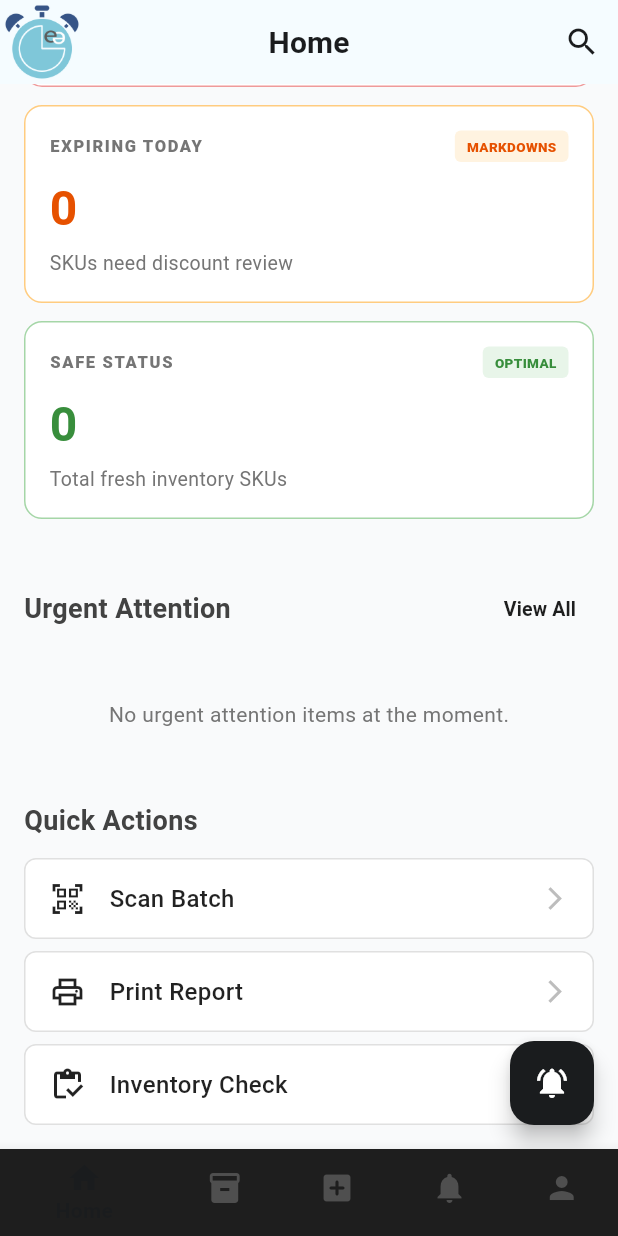
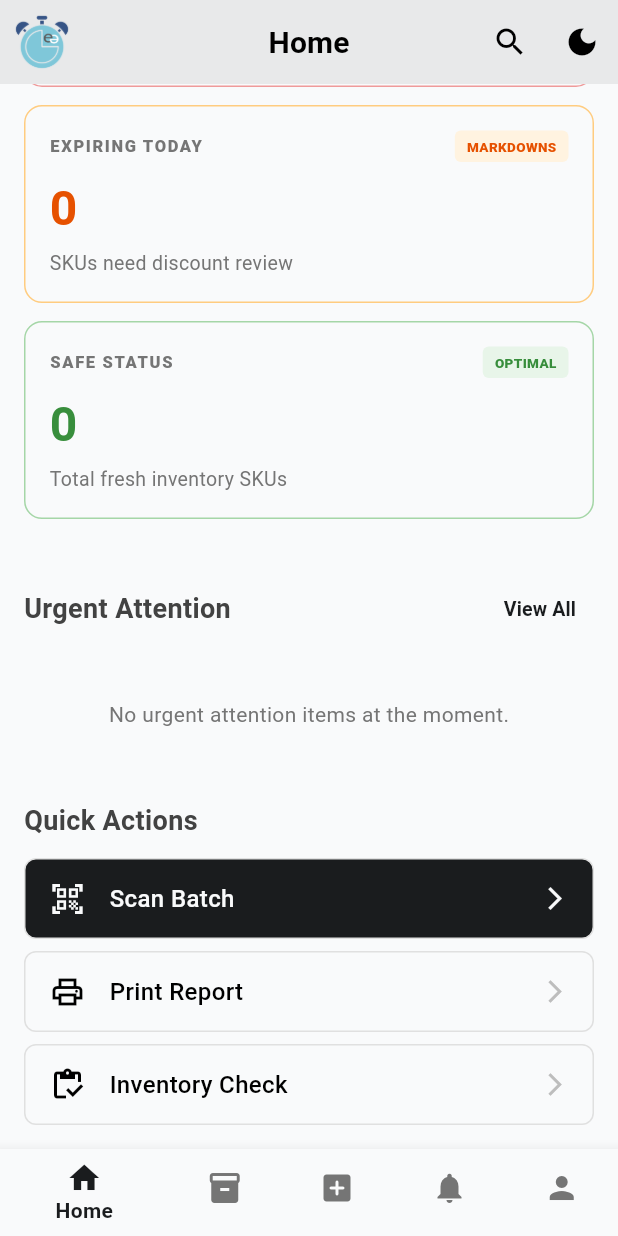
Before and after one commit to isthiyaquekb/easy-expire, a Flutter app: the Dashboard screen opened by its route, scrolled down 240 dp, after a tap on the "search" icon, on a phone screen of 412 x 824 dp. Run offline on Flutter 3.47's test engine with Material 3 defaults, Android fonts, the phone set to English and light mode, and no system bars; drawn by our look-alikes of toastification; our stand-ins replace audioplayers, cloud_firestore, firebase_auth, firebase_core, flutter_local_notifications, flutter_svg and 6 more; missing offline and left inert: in_app_update, workmanager; accounts and stored records are empty; generated files the repository leaves out were written again; Roboto replaces fonts that are missing (Poppins).

Commit message:
theme switch done

```diff
--- /dev/null
+++ b/lib/core/theme/theme_view_model.dart
@@ -0,0 +1,17 @@
+// file: lib/core/theme/theme_view_model.dart
+import 'package:flutter/material.dart';
+
+class ThemeViewModel extends ChangeNotifier {
+  ThemeMode _themeMode = ThemeMode.system;
+
+  ThemeMode get themeMode => _themeMode;
+
+  void toggleTheme() {
+    if (_themeMode == ThemeMode.dark) {
+      _themeMode = ThemeMode.light;
+    } else {
+      _themeMode = ThemeMode.dark;
+    }
+    notifyListeners();
+  }
+}
--- a/lib/feature/dashboard/view/dashboard.dart
+++ b/lib/feature/dashboard/view/dashboard.dart
@@ -21,6 +21,7 @@ class Dashboard extends StatelessWidget {
   @override
   Widget build(BuildContext context) {
     return Scaffold(
+      backgroundColor: Theme.of(context).scaffoldBackgroundColor,
       body: Consumer<DashboardProvider>(builder: (context, provider, child) => IndexedStack(
         index: provider.currentIndex,
         children: [
@@ -33,9 +34,13 @@ class Dashboard extends StatelessWidget {
       ),),
       bottomNavigationBar: Consumer<DashboardProvider>(builder: (context, dashboardViewModel, child) {
         return BottomNavigationBar(
-          selectedItemColor: AppColors.primary,
+          selectedItemColor: Theme.of(context).colorScheme.primary,
           selectedLabelStyle: const TextStyle(fontWeight: FontWeight.w600),
-          unselectedItemColor: AppColors.bottomNavInactiveIcon,
+          unselectedItemColor: Theme.of(context).brightness == Brightness.light
+        ? Colors.grey.shade600
+          : Colors.grey.shade400,
+
+          backgroundColor: Theme.of(context).colorScheme.surface,
           items:
           [
             BottomNavigationBarItem(icon: Icon(Icons.home),label: 'Home'),
--- a/lib/feature/home/view/home_page.dart
+++ b/lib/feature/home/view/home_page.dart
@@ -1,5 +1,6 @@
 import 'package:easyexpire/core/constant/app_assets.dart';
 import 'package:easyexpire/core/constant/app_colors.dart';
+import 'package:easyexpire/core/theme/theme_view_model.dart';
 import 'package:easyexpire/feature/home/viewmodel/home_viewmodel.dart';
 import 'package:easyexpire/feature/notification/viewmodel/notification_viewmodel.dart';
 import 'package:easyexpire/utils/Formatter/app_date_formatter.dart';
@@ -26,20 +27,31 @@ class HomePage extends StatelessWidget {
     });
 
     return Scaffold(
-      backgroundColor: AppColors.scaffoldBackground,
+      backgroundColor: Theme.of(context).scaffoldBackgroundColor,
       // appBar: CommonAppBar(title: "Home", isBack: false),
         appBar: CommonAppBar(
           title: "Home",
           isBack: false, // Default false, but can be true if navigated to
-          leading: Image(image: AssetImage(AppAssets.appLogo)),
+          leading: Padding(
+            padding: const EdgeInsets.all(8.0),
+            child: Image(image: AssetImage(AppAssets.appLogo),),
+          ),
           actions: [
             IconButton(
-              icon: const Icon(Icons.search, color: AppColors.primary),
+              icon: Icon(Icons.search, color: Theme.of(context).colorScheme.onSurface),
               onPressed: () {
                 // TODO: Implement search functionality for notifications
                 print("Search notifications tapped!");
               },
             ),
+            Consumer<ThemeViewModel>(builder: (context, themeProvider, child) => IconButton(
+              icon: Icon(Theme.of(context).brightness == Brightness.dark
+    ? Icons.light_mode
+        : Icons.dark_mode, color: Theme.of(context).colorScheme.onSurface),
+              onPressed: () {
+                Provider.of<ThemeViewModel>(context, listen: false).toggleTheme();
+              },
+            ),)
           ],
          ),
       body: Consumer<HomeViewModel>(
@@ -94,9 +106,12 @@ class HomePage extends StatelessWidget {
                     count: expiredItems.length.toString(),
                     subtitle: "SKUs to pull immediately",
                     badgeText: "Action Required",
-                    badgeBgColor: const Color(0xFFFEE8E6), // Light red
-                    badgeTextColor: const Color(0xFFD32F2F), // Darker red
-                    borderColor: const Color(0xFFEF9A9A), // Red border
+                    // badgeBgColor: const Color(0xFFFEE8E6), // Light red
+                    // badgeTextColor: const Color(0xFFD32F2F), // Darker red
+                    // borderColor: const Color(0xFFEF9A9A), // Red border
+                    badgeBgColor: Theme.of(context).brightness == Brightness.dark ? Colors.red.shade900.withOpacity(0.3) : const Color(0xFFFEE8E6),
+                    badgeTextColor: Theme.of(context).brightness == Brightness.dark ? Colors.red.shade200 : const Color(0xFFD32F2F),
+                    borderColor: Theme.of(context).brightness == Brightness.dark ? Colors.red.shade800 : const Color(0xFFEF9A9A),
                   ),
 
                   // Expiring Today Card
@@ -165,7 +180,17 @@ class HomePage extends StatelessWidget {
                     )
                   else
                   // Limit to 3-5 items for the dashboard preview
-                    Column(
+                    Container(
+                      decoration: BoxDecoration(
+                        borderRadius: BorderRadius.only(
+                          topLeft: Radius.circular(12),
+                          topRight: Radius.circular(12),
+                          bottomLeft: Radius.circular(12),
+                          bottomRight: Radius.circular(12),
+                        ),
+                        border: Border.all(color: AppColors.borderColor)
+                      ),
+                      child: Column(
                         children: urgentAttentionItems
                             .take(5) // Display top 5 urgent items
                             .map((product) => UrgentAttentionTile(
@@ -173,8 +198,11 @@ class HomePage extends StatelessWidget {
                           subtitle: product.batchNo ?? 'N/A', // Prioritize batchNo, then location
                           daysLeft: product.daysLeft ?? 0,
                           quantity: product.quantity ?? 0,
+                          itemLength: urgentAttentionItems.length,
+                          index: urgentAttentionItems.indexOf(product),
                         ))
                             .toList(),
+                      ),
                     ),
                   const SizedBox(height: 24),
 
@@ -189,16 +217,22 @@ class HomePage extends StatelessWidget {
                   ),
                   const SizedBox(height: 12),
                   _buildQuickActionButton(
+                    context,
+                    Theme.of(context).brightness,
                       Icons.qr_code_scanner_outlined, "Scan Batch", () {
                     // TODO: Implement scan batch action
                   }),
                   const SizedBox(height: 8),
                   _buildQuickActionButton(
+                    context,
+                      Theme.of(context).brightness,
                       Icons.print_outlined, "Print Report", () {
                     // TODO: Implement print report action
                   }),
                   const SizedBox(height: 8),
                   _buildQuickActionButton(
+                    context,
+                      Theme.of(context).brightness,
                       Icons.inventory_outlined, "Inventory Check", () {
                     // TODO: Implement inventory check action
                   }),
@@ -437,20 +471,21 @@ class HomePage extends StatelessWidget {
       //     ],
       //   ),
       // ),
-      floatingActionButton: FloatingActionButton(
-        tooltip: 'Test Notification',
-        backgroundColor: AppColors.primary,
-        child: const Icon(Icons.notifications_active, color: Colors.white),
-        onPressed: () {
-          Provider.of<HomeViewModel>(
-            context,
-            listen: false,
-          ).triggerTestNotification();
-          ScaffoldMessenger.of(context).showSnackBar(
-            const SnackBar(content: Text('Test notification triggered!')),
-          );
-        },
-      ),
+
+      // floatingActionButton: FloatingActionButton(
+      //   tooltip: 'Test Notification',
+      //   backgroundColor: AppColors.primary,
+      //   child: const Icon(Icons.notifications_active, color: Colors.white),
+      //   onPressed: () {
+      //     Provider.of<HomeViewModel>(
+      //       context,
+      //       listen: false,
+      //     ).triggerTestNotification();
+      //     ScaffoldMessenger.of(context).showSnackBar(
+      //       const SnackBar(content: Text('Test notification triggered!')),
+      //     );
+      //   },
+      // ),
     );
   }
 
@@ -466,31 +501,32 @@ class HomePage extends StatelessWidget {
   }
 
   Widget _buildQuickActionButton(
-      IconData icon, String text, VoidCallback onPressed) {
+      BuildContext context,
+  Brightness? isDark, IconData icon, String text, VoidCallback onPressed) {
     return InkWell(
       onTap: onPressed,
       borderRadius: BorderRadius.circular(8),
       child: Container(
         padding: const EdgeInsets.symmetric(horizontal: 16, vertical: 14),
         decoration: BoxDecoration(
-          color: Colors.white,
+          color: text=="Scan Batch"?Theme.of(context).colorScheme.primary:Theme.of(context).colorScheme.surface,
           borderRadius: BorderRadius.circular(8),
           border: Border.all(color: const Color(0xFFE0E0E0)),
         ),
         child: Row(
           children: [
-            Icon(icon, color: Colors.black87, size: 24),
+            Icon(icon, color:  text=="Scan Batch"?Theme.of(context).colorScheme.surface:Theme.of(context).colorScheme.onSurface, size: 24),
             const SizedBox(width: 16),
             Text(
               text,
-              style: const TextStyle(
+              style: TextStyle(
                 fontSize: 16,
                 fontWeight: FontWeight.w500,
-                color: Colors.black87,
+                color:text=="Scan Batch"?Theme.of(context).colorScheme.surface: Theme.of(context).colorScheme.onSurface,
               ),
             ),
             const Spacer(),
-            Icon(Icons.arrow_forward_ios, color: Colors.grey[400], size: 18),
+            Icon(Icons.arrow_forward_ios, color: text=="Scan Batch"?Theme.of(context).colorScheme.surface:Colors.grey[400], size: 18),
           ],
         ),
       ),
--- a/lib/feature/inventory/view/inventory_page.dart
+++ b/lib/feature/inventory/view/inventory_page.dart
@@ -31,15 +31,15 @@ class InventoryPage extends StatelessWidget {
     });
 
     return Scaffold(
-      backgroundColor: AppColors.scaffoldBackground,
+      backgroundColor: Theme.of(context).scaffoldBackgroundColor,
       resizeToAvoidBottomInset: true,
       // appBar: CommonAppBar(title: "Products",isBack: false,),
       appBar: CommonAppBar(
         title: "Products",
         isBack: false, // Default false, but can be true if navigated to
-        leading: IconButton(
-          icon: const Icon(Icons.inventory_2_outlined, color: Colors.black87),
-          onPressed: () {},
+        leading: Padding(
+          padding: const EdgeInsets.all(8.0),
+          child: Image(image: AssetImage(AppAssets.appLogo),),
         ),
         actions: [
           IconButton(
@@ -253,10 +253,10 @@ class InventoryPage extends StatelessWidget {
           children: [
             Padding(
               padding: const EdgeInsets.all(8.0),
-              child: const Text(
+              child: Text(
                 "Keep an eye on these products, \nit's days are coming to an end",
                 style: TextStyle(
-                  color: AppColors.primary,
+                  color: Theme.of(context).colorScheme.onSurface,
                   fontWeight: FontWeight.w600,
                   fontSize: 18,
                 ),
--- a/lib/feature/notification/view/notification_page.dart
+++ b/lib/feature/notification/view/notification_page.dart
@@ -1,3 +1,4 @@
+import 'package:easyexpire/core/constant/app_assets.dart';
 import 'package:easyexpire/core/constant/app_colors.dart';
 import 'package:easyexpire/widgets/common_app_bar.dart';
 import 'package:easyexpire/widgets/notification_item_card.dart';
@@ -198,12 +199,9 @@ class _NotificationPageState extends State<NotificationPage> {
       appBar: CommonAppBar(
         title: "Notifications",
         isBack: false, // Default false, but can be true if navigated to
-        leading: IconButton(
-          icon: const Icon(Icons.delete_outline, color: AppColors.primary),
-          onPressed: () {
-            // TODO: Implement "Clear All Notifications" logic
-            // Provider.of<NotificationViewModel>(context, listen: false).clearAllNotifications();
-          },
+        leading:Padding(
+          padding: const EdgeInsets.all(8.0),
+          child: Image(image: AssetImage(AppAssets.appLogo),),
         ),
         actions: [
           IconButton(
--- a/lib/main.dart
+++ b/lib/main.dart
@@ -2,6 +2,7 @@ import 'package:easyexpire/core/constant/app_routes.dart';
 import 'package:easyexpire/core/constant/app_theme.dart';
 import 'package:easyexpire/core/services/firebase_services.dart';
 import 'package:easyexpire/core/services/local_notification_services.dart';
+import 'package:easyexpire/core/theme/theme_view_model.dart';
 import 'package:easyexpire/feature/dashboard/viewmodel/dashboard_provider.dart';
 import 'package:easyexpire/feature/home/viewmodel/home_viewmodel.dart';
 import 'package:easyexpire/feature/inventory/view_model/inventory_view_model.dart';
@@ -36,6 +37,7 @@ void main() async {
         ChangeNotifierProvider(create: (_) => ProfileViewmodel()),
         ChangeNotifierProvider(create: (_) => SettingsViewmodel()),
         ChangeNotifierProvider(create: (_) => NotificationViewModel()),
+        ChangeNotifierProvider(create: (_) => ThemeViewModel(),),
       ],
       child: const MyApp(),
     ),
@@ -48,16 +50,17 @@ class MyApp extends StatelessWidget {
   // This widget is the root of your application.
   @override
   Widget build(BuildContext context) {
-    return ToastificationWrapper(
+    return Consumer<ThemeViewModel>(builder: (context, themeVm, child) => ToastificationWrapper(
       child: MaterialApp(
         title: 'Easy Expire',
         theme: AppTheme.lightTheme,
         darkTheme: AppTheme.darkTheme,
-        themeMode: ThemeMode.dark,
+        themeMode: themeVm.themeMode,
         debugShowCheckedModeBanner: false,
         initialRoute: AppRoutes.splash,
         onGenerateRoute: AppRoutes.generatedRoutes,
       ),
+    ),
     );
   }
 }
--- a/lib/widgets/common_app_bar.dart
+++ b/lib/widgets/common_app_bar.dart
@@ -18,15 +18,15 @@ class CommonAppBar extends StatelessWidget implements PreferredSizeWidget {
   @override
   Widget build(BuildContext context) {
     return AppBar(
-      backgroundColor: AppColors.cardBackground, // White background from new palette
+      backgroundColor: Theme.of(context).scaffoldBackgroundColor, // White background from new palette
       elevation: 0.5, // Subtle shadow for distinction, as often seen in material design
       // Decide leading widget: custom one, a back arrow, or null
-      leading: leading ?? (isBack ? const BackButton(color: AppColors.primary) : null),
+      leading: leading ?? (isBack ? BackButton(color: Theme.of(context).colorScheme.onSurface) : null),
       automaticallyImplyLeading: false, // Explicitly control leading to avoid conflicts
       title: Text(
         title,
         style: Theme.of(context).textTheme.titleMedium?.copyWith(
-          color: AppColors.primary, // Dark text from new palette
+          color: Theme.of(context).colorScheme.onSurface, // Dark text from new palette
           fontWeight: FontWeight.bold, // Bold title as per FreshManager design
           fontSize: 20, // Appropriate size for app bar title
         ),
--- a/lib/widgets/filter_chip_button.dart
+++ b/lib/widgets/filter_chip_button.dart
@@ -21,7 +21,7 @@ class FilterChipButton extends StatelessWidget {
       child: Container(
         padding: const EdgeInsets.symmetric(horizontal: 16, vertical: 8),
         decoration: BoxDecoration(
-          color: isSelected ? AppColors.black : AppColors.secondary,
+          color: isSelected ? Theme.of(context).colorScheme.primary : Theme.of(context).colorScheme.surface,
           borderRadius: BorderRadius.circular(8),
           border: Border.all(
             color: isSelected ? AppColors.primary : AppColors.borderColor,
@@ -33,7 +33,7 @@ class FilterChipButton extends StatelessWidget {
           style: TextStyle(
             fontSize: 14,
             fontWeight: isSelected ? FontWeight.bold : FontWeight.normal,
-            color: isSelected ? AppColors.white : AppColors.primary,
+            color: isSelected ? Theme.of(context).colorScheme.onPrimary : Theme.of(context).colorScheme.onSurfaceVariant,
           ),
         ),
       ),
--- a/lib/widgets/overview_card.dart
+++ b/lib/widgets/overview_card.dart
@@ -27,7 +27,7 @@ class OverviewCard extends StatelessWidget {
       margin: const EdgeInsets.only(bottom: 12),
       padding: const EdgeInsets.all(16),
       decoration: BoxDecoration(
-        color: Colors.white,
+        color:Theme.of(context).colorScheme.surface,
         borderRadius: BorderRadius.circular(12),
         border: Border.all(color: borderColor, width: 1),
       ),
--- a/lib/widgets/product_inventory_card.dart
+++ b/lib/widgets/product_inventory_card.dart
@@ -66,7 +66,7 @@ class ProductInventoryCard extends StatelessWidget {
       margin: const EdgeInsets.only(bottom: 12), // Space between cards
       padding: const EdgeInsets.all(20.0), // Matches 'p-5'
       decoration: BoxDecoration(
-        color: AppColors.cardBackground, // bg-surface-container-lowest
+        color:  Theme.of(context).colorScheme.surface, // bg-surface-container-lowest
         border: Border.all(color: AppColors.borderColor), // border-outline-variant
         borderRadius: BorderRadius.circular(12.0), // rounded-xl (adjust for desired roundness)
       ),
--- a/lib/widgets/urgent_attention_tile.dart
+++ b/lib/widgets/urgent_attention_tile.dart
@@ -5,6 +5,8 @@ class UrgentAttentionTile extends StatelessWidget {
   final String subtitle; // batch no or location
   final int daysLeft;
   final int quantity;
+  final int itemLength;
+  final int index;
 
   const UrgentAttentionTile({
     super.key,
@@ -12,6 +14,8 @@ class UrgentAttentionTile extends StatelessWidget {
     required this.subtitle,
     required this.daysLeft,
     required this.quantity,
+    required this.itemLength,
+    required this.index,
   });
 
   @override
@@ -21,11 +25,13 @@ class UrgentAttentionTile extends StatelessWidget {
     final statusText = isExpired ? "Expired" : (isExpiringToday ? "Exp. Today" : "Urgent"); // 'Urgent' for positive days but near
     final statusColor = isExpired ? const Color(0xFFD32F2F) : (isExpiringToday ? const Color(0xFFE65100) : Colors.amber.shade700);
 
-
+    final dividerColor = Theme.of(context).brightness == Brightness.dark ? Colors.white12 : const Color(0xFFEEEEEE);
     return Container(
-      decoration: const BoxDecoration(
-        border: Border(
-          bottom: BorderSide(color: Color(0xFFEEEEEE)),
+      decoration:  BoxDecoration(
+        border:(itemLength - 1) == index
+            ? null
+            : Border(
+          bottom: BorderSide(color: dividerColor, width: 1),
         ),
       ),
       padding: const EdgeInsets.symmetric(vertical: 12, horizontal: 16),
```
Lines whose indentation alone changed are shown as unchanged.
